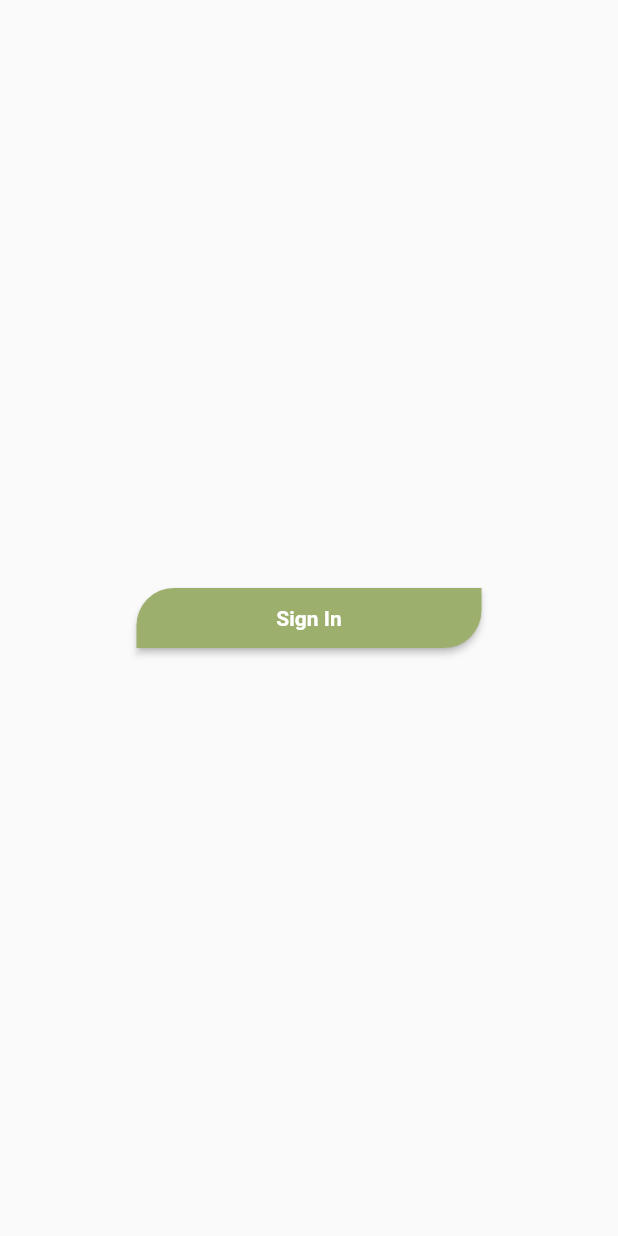
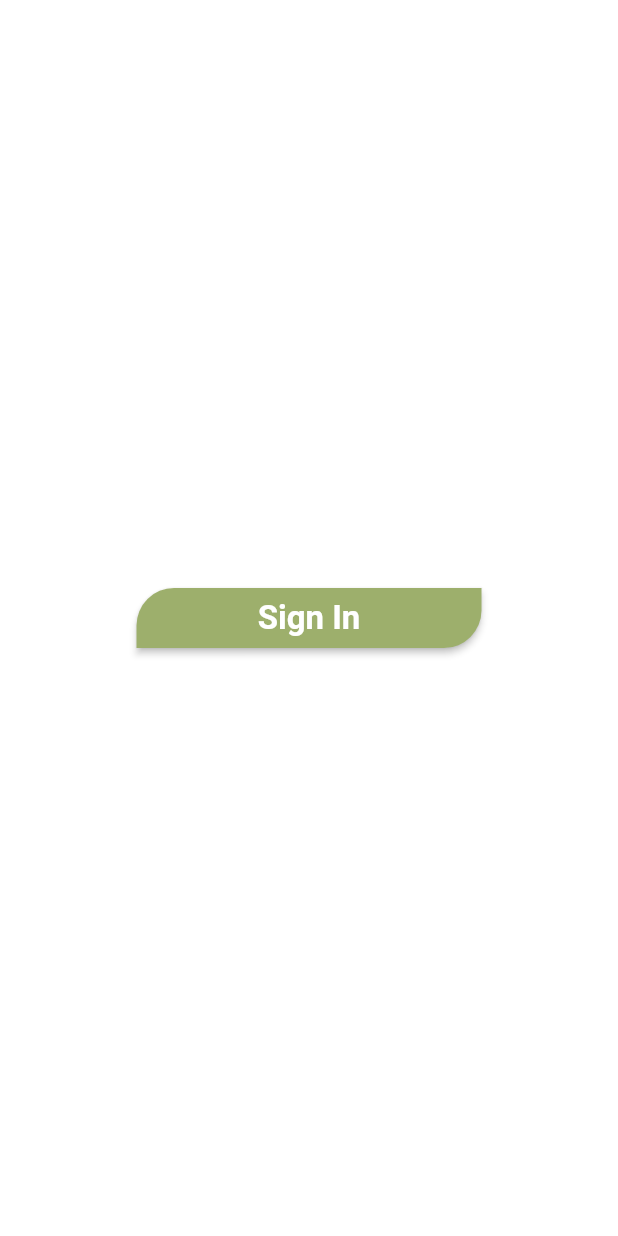
Before and after one commit to 92Andy/my_plant, a Flutter app: the screen it shows after launch, on a phone screen of 412 x 824 dp. Run offline on Flutter 3.47's test engine with Material 2 defaults, Android fonts, the light colour scheme and no system bars.

Commit message:
#2: Theming integrated in main

```diff
--- a/lib/main.dart
+++ b/lib/main.dart
@@ -1,5 +1,6 @@
 import 'package:flutter/material.dart';
 import 'package:my_plant/login/login_page.dart';
+import 'package:my_plant/theming/my_plant_theme.dart';
 
 void main() {
   runApp(const MyPlantApp());
@@ -12,9 +13,7 @@ class MyPlantApp extends StatelessWidget {
   Widget build(BuildContext context) {
     return MaterialApp(
       title: 'Flutter Demo',
-      theme: ThemeData(
-        primarySwatch: Colors.blue,
-      ),
+      theme: MyPlantTheme.lightTheme(),
       home: const LoginPage(),
     );
   }
```
